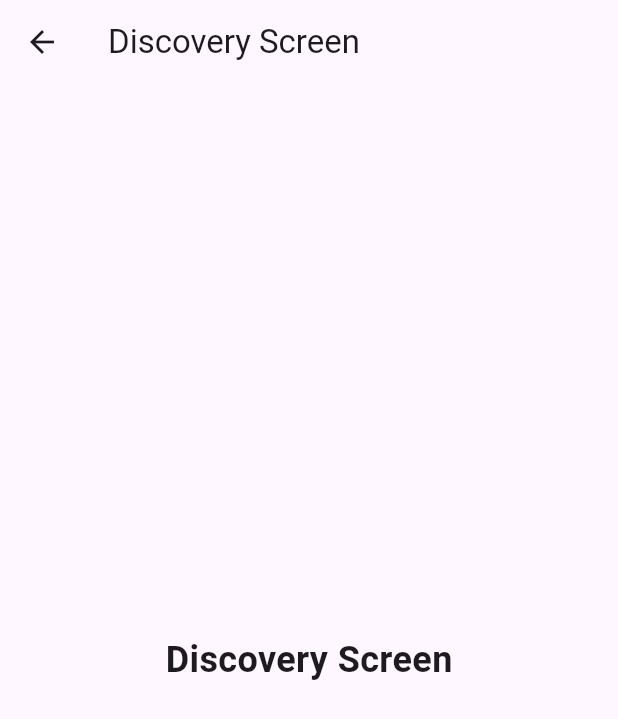
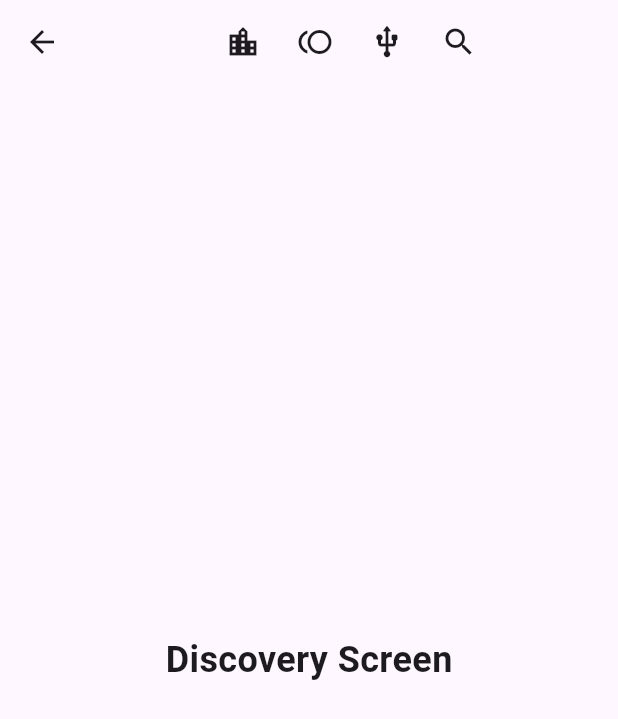
Before and after one commit to kindmemento/y-untitled, a Flutter app: the DiscoveryScreen screen opened directly, on a phone screen of 412 x 824 dp. Shown: the top 719 px of the screen. Run offline on Flutter 3.47's test engine with Material 2 defaults, Android fonts, the phone set to English and light mode, and no system bars; our stand-ins replace dio, logger.

Commit message:
use navbar as appbar in discovery screen

```diff
--- a/lib/screens/discovery_screen.dart
+++ b/lib/screens/discovery_screen.dart
@@ -1,13 +1,14 @@
 import 'package:flutter/material.dart';
+import 'package:y_mobile/utils/navbar.dart';
 
 class DiscoveryScreen extends StatelessWidget {
   const DiscoveryScreen({super.key});
 
   @override
   Widget build(BuildContext context) {
-    return Scaffold(
-      appBar: AppBar(title: const Text('Discovery Screen')),
-      body: const Center(
+    return const Scaffold(
+      appBar: DiscoveryNavBar(),
+      body: Center(
         child: Text(
           'Discovery Screen',
           style: TextStyle(fontSize: 24.0, fontWeight: FontWeight.bold),
```
